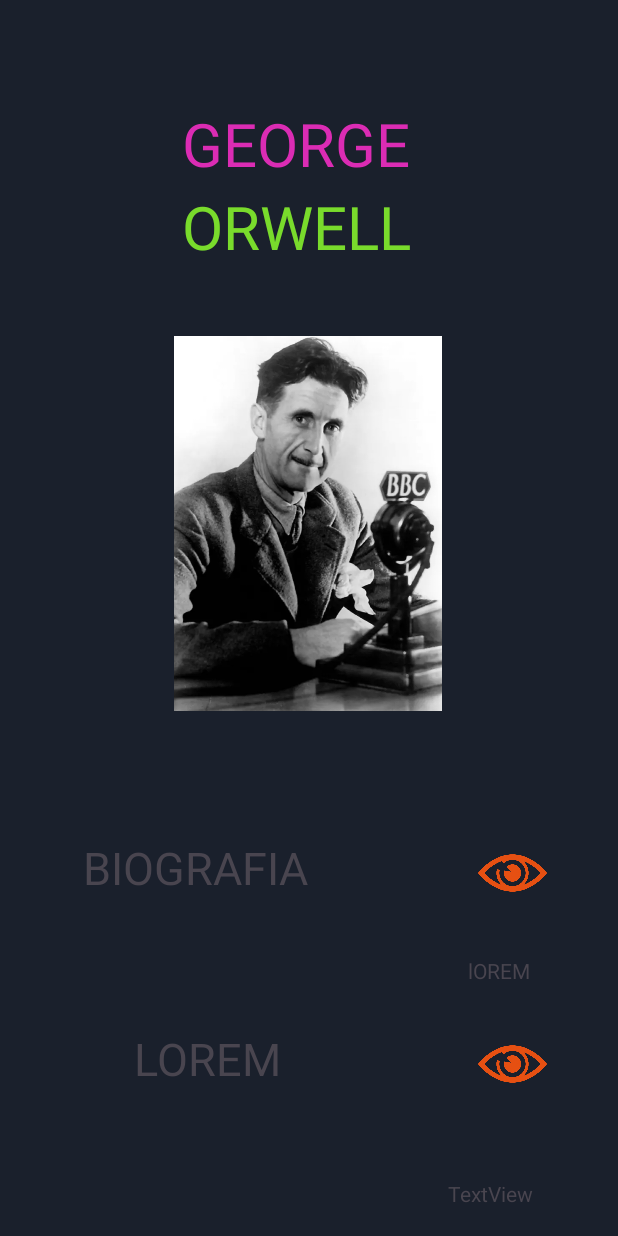
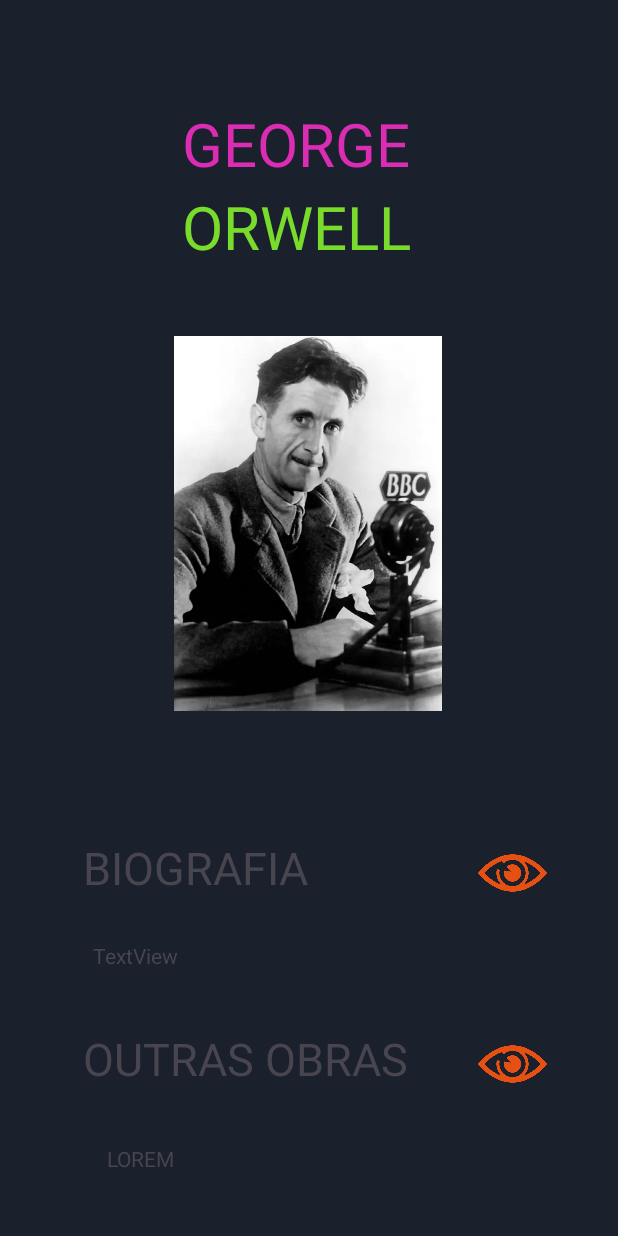
Before and after one commit to Sari-Dorneles/LeiturAPP, an Android app: the telaPerfilAutor screen opened directly, with no data from a screen before it, after a tap on an icon or button, on a phone screen of 412 x 824 dp. Run offline under Robolectric (Android 15) with nearby library versions, the phone set to English and light mode, and no system bars; 1 other tap on this screen came first.

Commit message:
ADD VARIAVEIS

```diff
--- a/app/src/main/java/com/example/myapplication/telaPerfilAutor.java
+++ b/app/src/main/java/com/example/myapplication/telaPerfilAutor.java
@@ -20,15 +20,24 @@ public class telaPerfilAutor extends AppCompatActivity {
         TextView textAUTOR1 = findViewById(R.id.textAUTOR1);
         TextView textAUTOR2 = findViewById(R.id.textAUTOR2);
         TextView textBIOA = findViewById(R.id.textBIOA);
-        TextView textOBRAAUTOR = findViewById(R.id.textOBRAAUTOR);
+        TextView textOBRASA = findViewById(R.id.textOBRASA);
 
         ImageView imgGO = findViewById(R.id.imgGO);
 
         ImageButton imgOLHO1 = findViewById(R.id.imgOLHO1);
+
+        boolean controlebtn = true;
         imgOLHO1.setOnClickListener(new View.OnClickListener() {
             @Override
             public void onClick(View view) {
-                textBIOA.setText("lOREM");
+                if(controlebtn == true){
+                    controlebtn = false;
+                    extBIOA.setText("lOREM IPSUN SAUNIEINEF");
+                    textBIOA.setVisibility(View.VISIBLE); // Tornando visível
+                }else if(controlebtn == false){
+                    controlebtn = true;
+                    textBIOA.setVisibility(View.INVISIBLE);
+                }
             }
         });
 
@@ -36,7 +45,8 @@ public class telaPerfilAutor extends AppCompatActivity {
         imgOLHO2.setOnClickListener(new View.OnClickListener() {
             @Override
             public void onClick(View view) {
-                textOBRAAUTOR.setText("LOREM");
+                textOBRASA.setText("LOREM");
+                textOBRASA.setVisibility(View.VISIBLE); // Tornando visível
             }
         });
 
--- a/app/src/main/res/layout/activity_tela_perfil_autor.xml
+++ b/app/src/main/res/layout/activity_tela_perfil_autor.xml
@@ -106,25 +106,26 @@
         android:layout_width="wrap_content"
         android:layout_height="wrap_content"
         android:text="TextView"
+        android:visibility="invisible"
         app:layout_constraintBottom_toBottomOf="parent"
         app:layout_constraintEnd_toEndOf="parent"
-        app:layout_constraintHorizontal_bias="0.841"
+        app:layout_constraintHorizontal_bias="0.175"
         app:layout_constraintStart_toStartOf="parent"
         app:layout_constraintTop_toTopOf="parent"
-        app:layout_constraintVertical_bias="0.792" />
+        app:layout_constraintVertical_bias="0.78" />
 
     <TextView
         android:id="@+id/textOBRASA"
         android:layout_width="wrap_content"
         android:layout_height="wrap_content"
         android:text="TextView"
+        android:visibility="invisible"
         app:layout_constraintBottom_toBottomOf="parent"
         app:layout_constraintEnd_toEndOf="parent"
-        app:layout_constraintHorizontal_bias="0.841"
+        app:layout_constraintHorizontal_bias="0.195"
         app:layout_constraintStart_toStartOf="parent"
         app:layout_constraintTop_toTopOf="parent"
-        app:layout_constraintVertical_bias="0.977" />
-
+        app:layout_constraintVertical_bias="0.948" />
 
 
 </androidx.constraintlayout.widget.ConstraintLayout>
```
